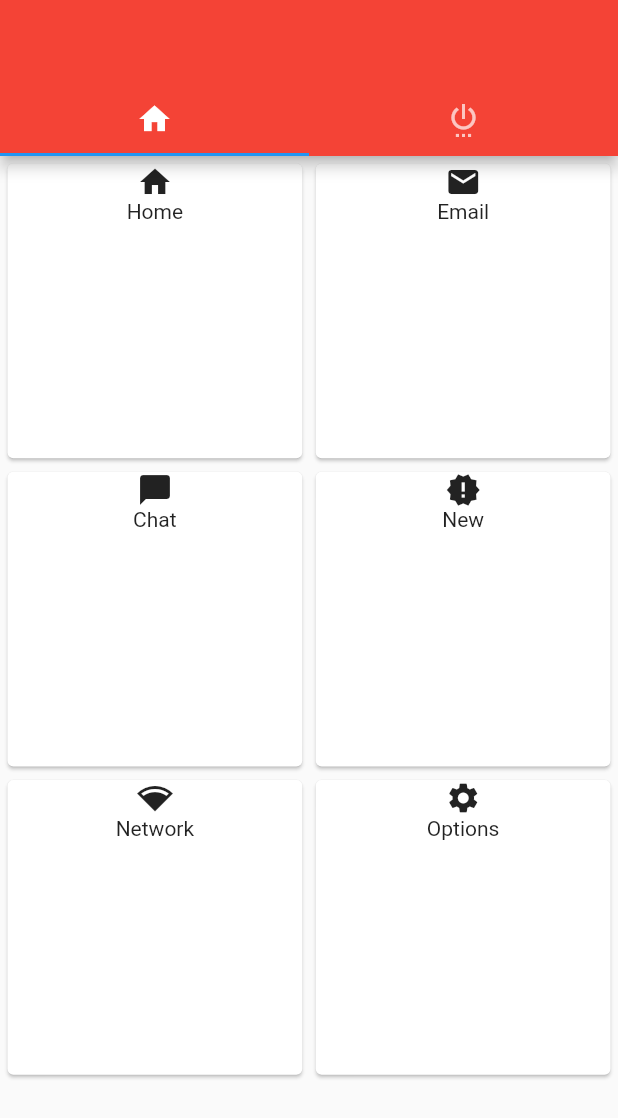
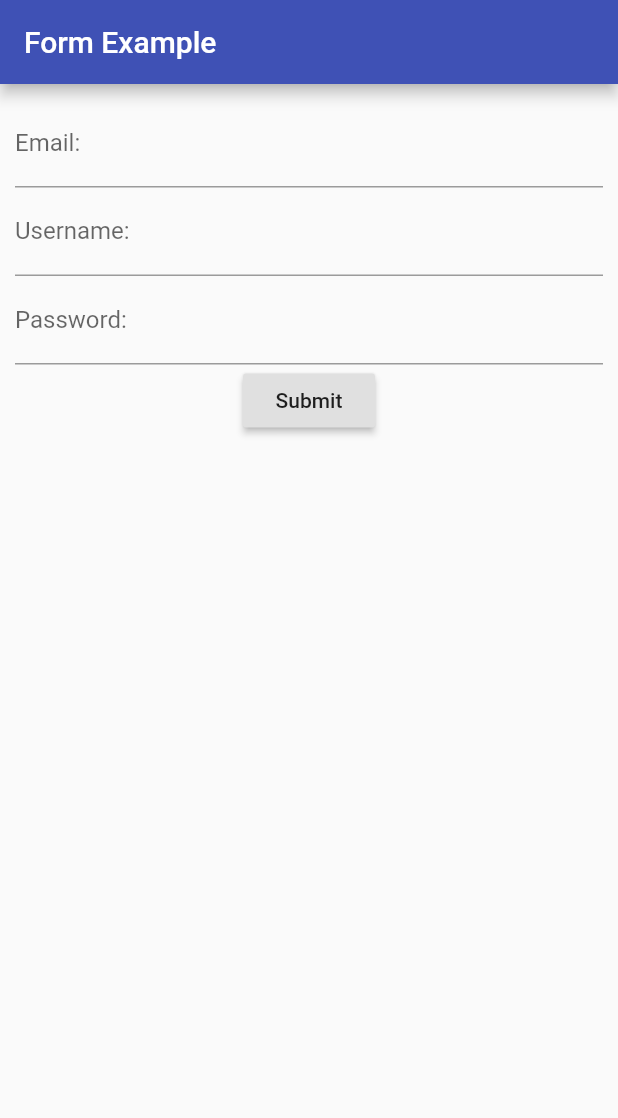
Before and after one commit to itcloudy/chat_app, a Flutter app: the screen it shows after launch, on a phone screen of 412 x 824 dp. Shown: the top 1118 px of the screen. Run offline on Flutter 3.47's test engine with Material 2 defaults, Android fonts, the phone set to English and light mode, and no system bars.

Commit message:
Using Global Keys to get State and Validate Input in Dart's Flutter Framework

```diff
--- a/lib/main.dart
+++ b/lib/main.dart
@@ -5,156 +5,110 @@ import 'package:http/http.dart' as http;
 
 void main() => runApp(MyApp());
 
-class MyApp extends StatefulWidget {
-  @override
-  _MyAppState createState() => _MyAppState();
-}
 
-class _MyAppState extends State<MyApp> with SingleTickerProviderStateMixin {
-
-  TabController tabController;
-
-  @override
-  void initState() {
-    super.initState();
-    tabController = TabController(length: 2, vsync: this);
-  }
-
-  @override
-  void dispose() {
-    tabController.dispose();
-    super.dispose();
-
-  }
-
-  TabBar makeTabBar(){
-    return TabBar(
-      tabs: <Tab>[
-        Tab(
-          icon: Icon(Icons.home),
-        ),
-        Tab(
-          icon: Icon(Icons.settings_power),
-        ),
-      ],
-      controller: tabController,
-     );
-  }
-  TabBarView makeTabBarView(tabs){
-    return TabBarView(
-      children: tabs,
-      controller: tabController,
-    );
-  }
-
+class MyApp extends StatelessWidget {
   @override
   Widget build(BuildContext context) {
     return MaterialApp(
-      home: Scaffold(
-        appBar: AppBar(
-          backgroundColor: Colors.red,
-          bottom: makeTabBar(),
-        ),
-        body: makeTabBarView(<Widget>[
-          TheGridView().build(),
-          SimpleWidget(),
-        ]),
+      title: "Input Boxes",
+      theme: ThemeData(
+        primarySwatch: Colors.indigo,
       ),
-    );
-  }
-
-}
-
-class SimpleWidget extends StatefulWidget {
-  @override
-  _SimpleWidgetState createState() => _SimpleWidgetState();
-}
-
-class _SimpleWidgetState extends State<SimpleWidget> {
-  int stepCounter = 0;
-  List<Step> steps = [
-    Step(
-      title: Text("Step One"),
-      content: Text("This is the first step"),
-      isActive: true,
-    ),
-    Step(
-      title: Text("Step Two"),
-      content: Text("This is the two step"),
-      isActive: false,
-    ),
-    Step(
-      title: Text("Step Three"),
-      content: Text("This is the three step"),
-      isActive: false,
-    ),
-    Step(
-      title: Text("Step Fourth"),
-      content: Text("This is the fourth step"),
-      isActive: false,
-    ),
-  ];
-  @override
-  Widget build(BuildContext context) {
-    return Container(
-      child: Stepper(
-        currentStep: this.stepCounter,
-          steps: steps,
-        type: StepperType.vertical,
-        onStepTapped: (step){
-          setState(() {
-            stepCounter = step;
-          });
-        },
-        onStepCancel: (){
-          setState(() {
-            stepCounter >0 ? stepCounter-=1: stepCounter =0;
-          });
-        },
-        onStepContinue: (){
-          setState(() {
-            stepCounter < steps.length -1 ?
-                stepCounter += 1:
-                stepCounter = 0;
-          });
-        },
-      ),
+      home: InputBox(),
     );
   }
 }
 
+class InputBox extends StatefulWidget {
+  @override
+  _InputBoxState createState() => _InputBoxState();
+}
 
-class TheGridView {
-  Card makeGridCell(String name,IconData icon){
-    return Card(
-      elevation: 1.0,
-      child: Column(
-        crossAxisAlignment: CrossAxisAlignment.stretch,
-        mainAxisSize: MainAxisSize.min,
-        verticalDirection: VerticalDirection.down,
-        children: <Widget>[
-          Center(child: Icon(icon)),
-          Center(child: Text(name)),
-        ],
+class _InputBoxState extends State<InputBox> {
+  bool loggedIn = false;
+  String  _email,_username,_password;
+
+  final formKey = GlobalKey<FormState>();
+  final mainKey = GlobalKey<ScaffoldState>();
+
+  @override
+  Widget build(BuildContext context) {
+
+    return Scaffold(
+      key: mainKey,
+      appBar: AppBar(
+        title: Text("Form Example"),
+      ),
+      body: Padding(
+        padding: EdgeInsets.all(10.0),
+        child:loggedIn==false? Form(
+          key:formKey,
+            child:  Column(
+              children: <Widget>[
+                TextFormField(
+                  autocorrect: false,
+                  decoration: InputDecoration(
+                    labelText: "Email:"
+                  ),
+                  validator:(str) => !str.contains('@') ? 'Not a valid Email': null,
+                  onSaved: (str)=> _email =str,
+                ),
+                TextFormField(
+                  autocorrect: false,
+                  decoration: InputDecoration(
+                      labelText: "Username:"
+                  ),
+                  validator:(str)=>str.length <5 ?'Not a valid Username': null ,
+                  onSaved: (str)=> _username =str,
+                ),
+                TextFormField(
+                  autocorrect: false,
+                  decoration: InputDecoration(
+                      labelText: "Password:"
+                  ),
+                  validator:(str)=>str.length <7 ?'Not a valid Password': null ,
+                  onSaved: (str)=> _password =str,
+                  obscureText: true,
+                ),
+                RaisedButton(
+                  child: Text("Submit"),
+                  onPressed: onPressed,
+                ),
+              ],
+            ),
+        ):Center(
+          child: Column(
+            children: <Widget>[
+              Text("Welcome $_username"),
+              RaisedButton(
+                child: Text("Log Out"),
+                onPressed: (){
+                  setState(() {
+                    loggedIn = false;
+                  });
+                },
+              ),
+            ],
+          ),
+        ),
       ),
     );
   }
-  GridView build(){
-    return GridView.count(
-      primary: true,
-      padding: EdgeInsets.all(1.0),
-      crossAxisCount: 2,
-      childAspectRatio: 1.0,
-      mainAxisSpacing: 1.0,
-      crossAxisSpacing: 1.0,
-      children: <Widget>[
-        makeGridCell("Home", Icons.home),
-        makeGridCell("Email", Icons.email),
-        makeGridCell("Chat", Icons.chat_bubble),
-        makeGridCell("New", Icons.new_releases),
-        makeGridCell("Network", Icons.network_wifi),
-        makeGridCell("Options", Icons.settings),
-      ],
-    );
+  void onPressed(){
+    var form = formKey.currentState;
+    if (form.validate()){
+      form.save();
+      setState(() {
+        loggedIn = true;
+      });
+      var snackbar = SnackBar(
+        content: Text(
+            'Username: $_username, Email: $_email, Password: $_password'
+        ),
+        duration: Duration(microseconds: 5000),
+      );
+      mainKey.currentState.showSnackBar(snackbar);
+    }
+
   }
 }
```
Also changed, not shown: 1 other file.
